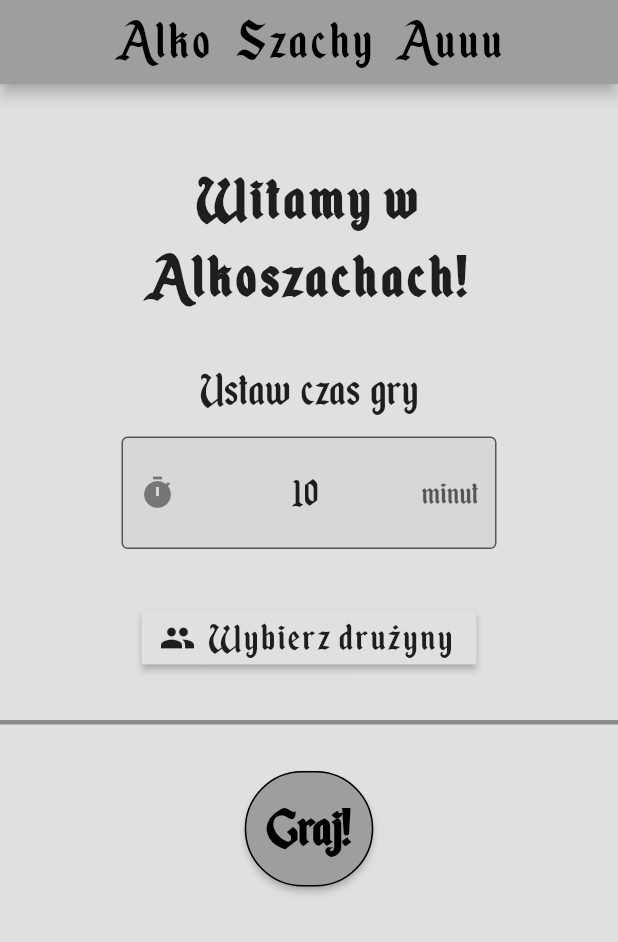
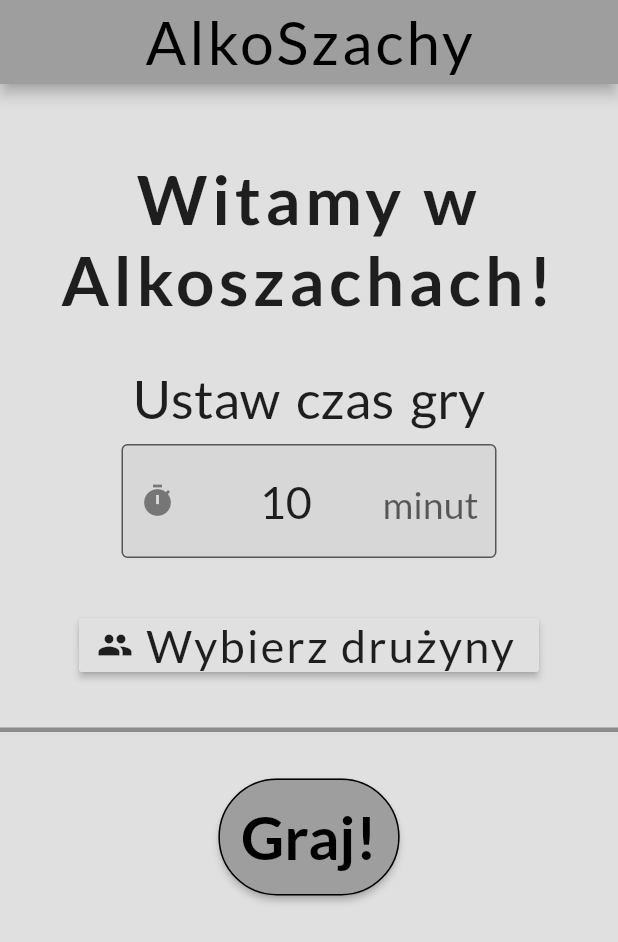
Before and after one commit to AdamJozwiak/AlkoSzachy, a Flutter app: the screen it shows after launch, on a phone screen of 412 x 824 dp. Shown: the top 942 px of the screen. Run offline on Flutter 3.47's test engine with Material 2 defaults, Android fonts, the phone set to English and light mode, and no system bars; our stand-ins replace google_fonts, rxdart.

Commit message:
Remove files, change font

```diff
--- a/lib/main.dart
+++ b/lib/main.dart
@@ -2,6 +2,7 @@ import 'package:alkochin/page/game.dart';
 import 'package:alkochin/page/home.dart';
 import 'package:alkochin/page/team_selection.dart';
 import 'package:flutter/material.dart';
+import 'package:google_fonts/google_fonts.dart';
 
 void main() {
   runApp(MyApp());
@@ -12,7 +13,7 @@ class MyApp extends StatelessWidget {
   @override
   Widget build(BuildContext context) {
     return MaterialApp(
-        title: 'Alko Szachy',
+        title: 'AlkoSzachy',
         debugShowCheckedModeBanner: false,
         theme: ThemeData(
             // This is the theme of your application.
@@ -29,9 +30,9 @@ class MyApp extends StatelessWidget {
             // the app on. For desktop platforms, the controls will be smaller and
             // closer together (more dense) than on mobile platforms.
             visualDensity: VisualDensity.adaptivePlatformDensity,
-            fontFamily: 'EnchantedLand'),
+            fontFamily: GoogleFonts.lato().fontFamily),
         routes: {
-          '/': (context) => HomePage(title: 'Alko Szachy Auuu'),
+          '/': (context) => HomePage(title: 'AlkoSzachy'),
           '/teams': (context) => TeamSelection(),
           '/game': (context) => Game()
         });
```
Also changed, not shown: pubspec.yaml (+5 -5 lines), fonts/Enchanted_Land.otf (deleted), lib/models/team.dart (deleted), pubspec.lock.
